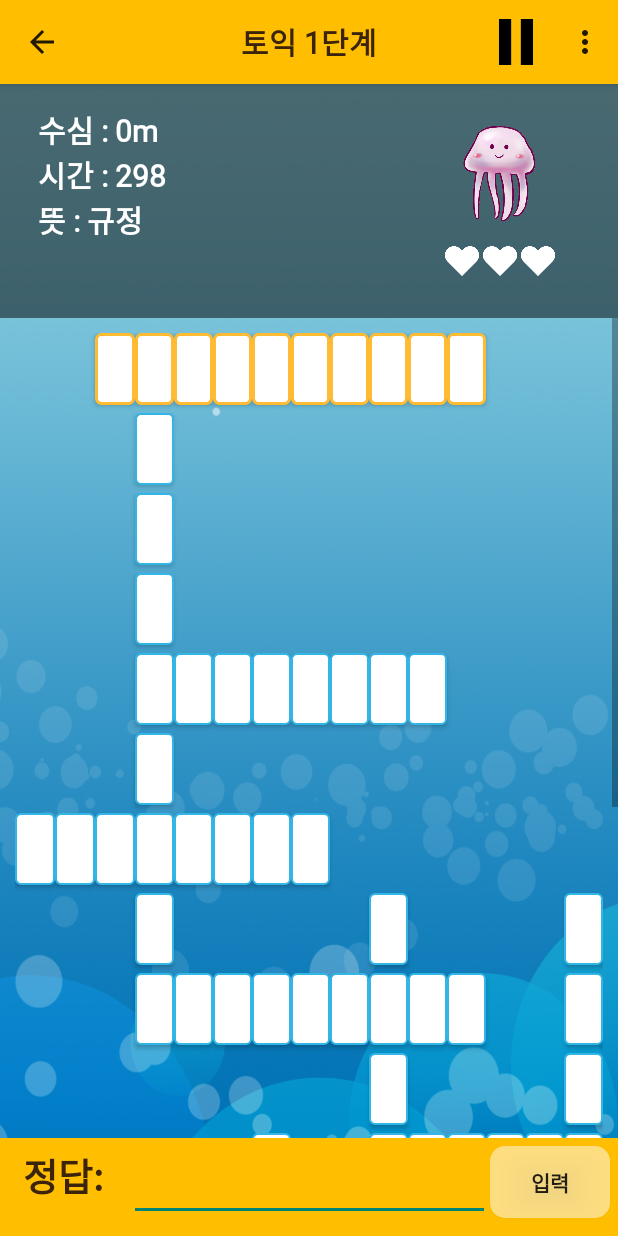
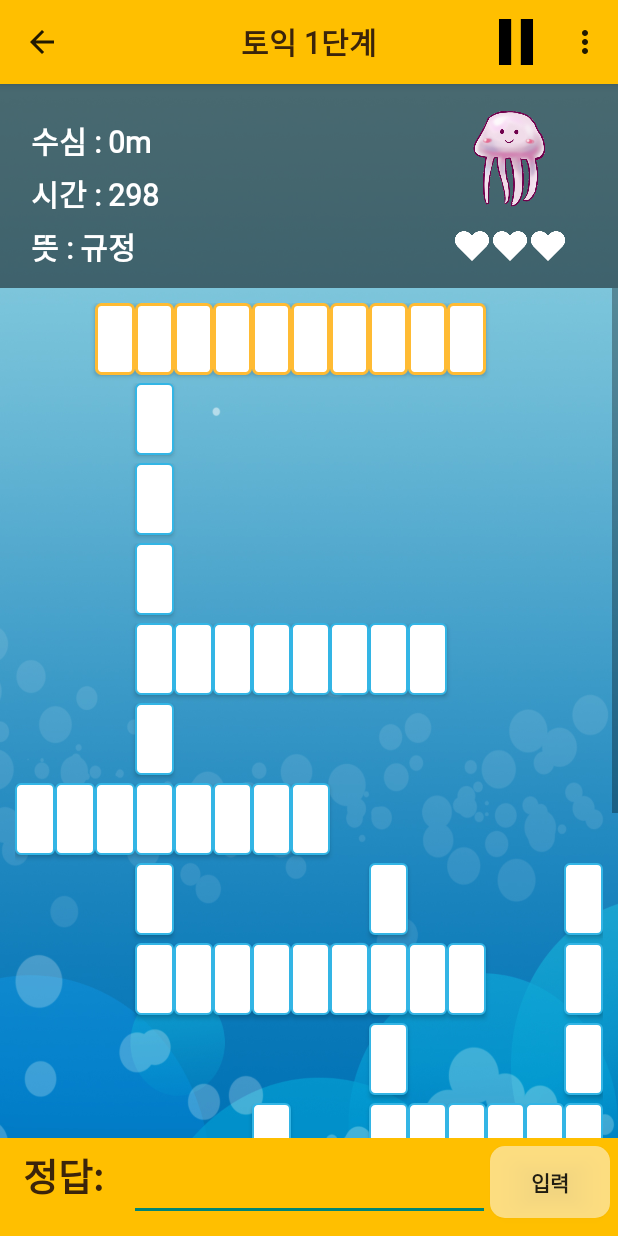
Before and after one commit to HeejunShon/JellyfishVoca, an Android app: the GamePlay screen opened directly, with no data from a screen before it, on a phone screen of 412 x 824 dp. Run offline under Robolectric (Android 15) with nearby library versions, the phone set to English and light mode, and no system bars.

Commit message:
UI changed

```diff
--- a/app/src/main/res/layout/activity_game_play.xml
+++ b/app/src/main/res/layout/activity_game_play.xml
@@ -47,7 +47,7 @@
             android:layout_alignParentTop="true"
             android:background="#80000000"
             android:orientation="horizontal"
-            android:padding="15dp"
+            android:padding="0dp"
             android:baselineAligned="false">
 
             <!-- 수심, 뜻 리니어레이아웃 -->
@@ -56,6 +56,7 @@
                 android:layout_height="match_parent"
                 android:layout_weight="1"
                 android:weightSum="3"
+                android:layout_margin="5dp"
                 android:orientation="horizontal">
 
                 <LinearLayout
@@ -63,8 +64,8 @@
                     android:layout_height="match_parent"
                     android:orientation="vertical"
                     android:layout_weight="1"
-                    android:paddingLeft="10dp"
-
+                    android:paddingLeft="15dp"
+                    android:paddingTop="10dp"
                     >
                     <TextView
                         android:id="@+id/textView"
@@ -74,6 +75,8 @@
                         android:textColor="#FFFFFF"
                         android:textSize="20dp"
                         android:textStyle="bold"
+                        android:paddingTop="7dp"
+                        android:paddingBottom="5dp"
                         android:fontFamily="@font/binggrae"/>
 
                     <TextView
@@ -84,6 +87,7 @@
                         android:textColor="#FFFFFF"
                         android:textSize="20dp"
                         android:textStyle="bold"
+                        android:paddingBottom="5dp"
                         android:fontFamily="@font/binggrae"/>
 
                     <TextView
```
